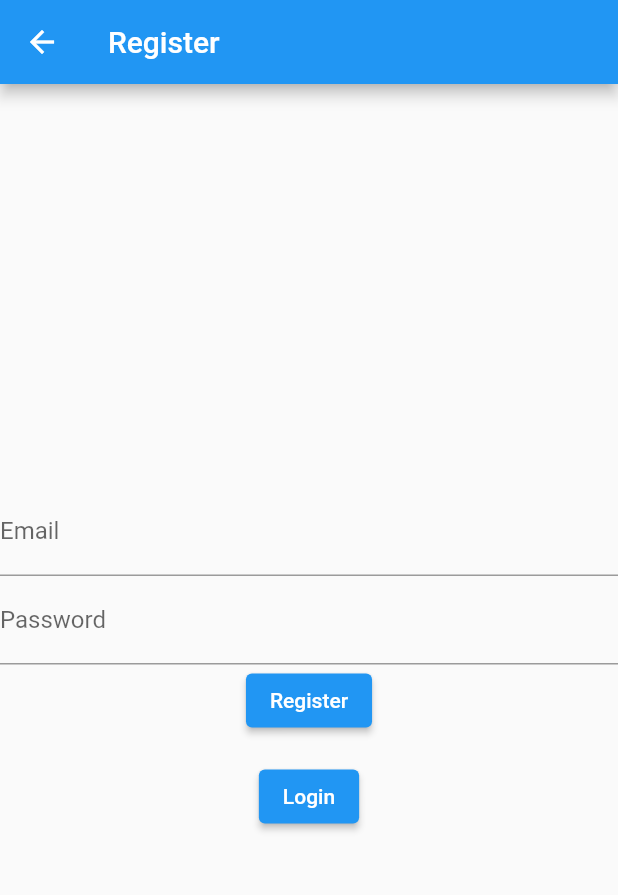
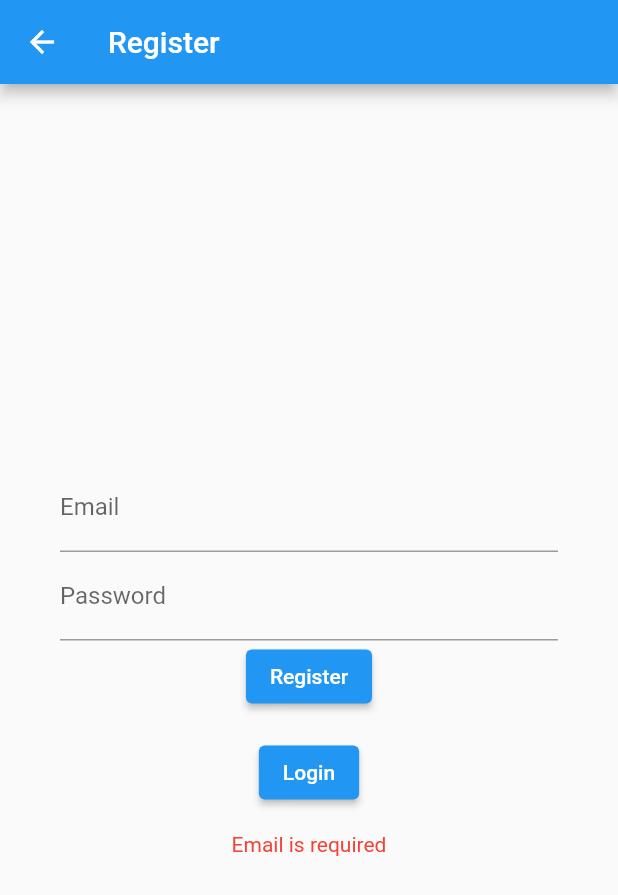
Before and after one commit to iam-amanxz/flutter_firebase_auth_starter, a Flutter app: the RegisterScreen screen opened by its route, after a tap on "Register", on a phone screen of 412 x 824 dp. Shown: the top 895 px of the screen. Run offline on Flutter 3.47's test engine with Material 2 defaults, Android fonts, the phone set to English and light mode, and no system bars; our stand-ins replace firebase_auth, firebase_core, shared_preferences; accounts and stored records are empty.

Commit message:
basic email password authentication completed

```diff
--- a/lib/main.dart
+++ b/lib/main.dart
@@ -1,8 +1,6 @@
 import 'package:firebase_core/firebase_core.dart';
 import 'package:flutter/material.dart';
 import 'package:flutter_firebase_test/models/user.dart';
-import 'package:flutter_firebase_test/providers/auth_provider.dart';
-import 'package:flutter_firebase_test/screens/auth_screen.dart';
 import 'package:flutter_firebase_test/screens/home_screen.dart';
 import 'package:flutter_firebase_test/screens/login_screen.dart';
 import 'package:flutter_firebase_test/screens/register_screen.dart';
--- a/lib/screens/register_screen.dart
+++ b/lib/screens/register_screen.dart
@@ -10,11 +10,41 @@ class RegisterScreen extends StatefulWidget {
 }
 
 class _RegisterScreenState extends State<RegisterScreen> {
+  String _error = '';
+  bool _isLoading = false;
+  final TextEditingController emailController = TextEditingController();
+  final TextEditingController passwordController = TextEditingController();
+
+  void _setError(String error) {
+    setState(() {
+      _error = error;
+    });
+  }
+
+  void _setLoading(bool isLoading) {
+    setState(() {
+      _isLoading = isLoading;
+    });
+  }
+
+  bool _validateForm(String email, String password) {
+    if(email.isEmpty){
+      _setError('Email is required');
+      return false;
+    }
+    if(password.isEmpty){
+      _setError('Password is required');
+      return false;
+    }
+    if(password.isNotEmpty && password.length < 6){
+      _setError('Password must be at least 6 characters');
+      return false;
+    }
+    return true;
+  }
+
   @override
   Widget build(BuildContext context) {
-
-    final TextEditingController emailController = TextEditingController();
-    final TextEditingController passwordController = TextEditingController();
 
   final authService = Provider.of<AuthService>(context);
 
@@ -23,16 +53,21 @@ class _RegisterScreenState extends State<RegisterScreen> {
       title: const Text('Register'),
     ),
     body: Center(
+      child: _isLoading ? const CircularProgressIndicator():
+      Padding(
+        padding: const EdgeInsets.symmetric(horizontal: 40.0),
         child: Column(
           mainAxisAlignment: MainAxisAlignment.center,
           children: <Widget>[
-            TextField(
+            TextFormField(
               controller: emailController,
+              autocorrect: false,
+              keyboardType: TextInputType.emailAddress,
               decoration: const InputDecoration(
                 labelText: 'Email',
               ),
             ),
-            TextField(
+            TextFormField(
               controller: passwordController,
               decoration: const InputDecoration(
                 labelText: 'Password',
@@ -41,24 +76,48 @@ class _RegisterScreenState extends State<RegisterScreen> {
             ElevatedButton(
               child: const Text('Register'),
               onPressed: () async {
-                // ignore: todo
-                // TODO: implement validations
-                await authService.registerWithEmailAndPassword(emailController.text, passwordController.text);
-                // Navigator.pop(context);
-                Navigator.pushNamedAndRemoveUntil(context, '/', (route) => false);
+                _setLoading(true);
+
+                setState(() {
+                  _error = '';
+                });
+
+                String email = emailController.text.trim();
+                String password = passwordController.text;
+
+                bool isFormValid =  _validateForm(email, password);
+
+                if(!isFormValid){
+                  _setLoading(false);
+                  return;
+                }
+
+                try {
+                  await authService.registerWithEmailAndPassword(email, password);
+                  Navigator.of(context).pushReplacementNamed('/');
+                } catch (e) {
+                  _setError(e.toString());
+                } finally{
+                  _setLoading(false);
+                }
               },
             ),
             const SizedBox(height: 16),
             ElevatedButton(
               child: const Text('Login'),
               onPressed: () {
-                Navigator.popAndPushNamed(context, '/login');
+                Navigator.pushNamedAndRemoveUntil(context, '/login', (route) => false);
               }
+            ),
+            const SizedBox(height: 16),
+            Text(
+              _error,
+              style: const TextStyle(color: Colors.red),
             ),
           ],
         ),
       ),
-
+    ),
     );
   }
 }
```
Also changed, not shown: lib/providers/auth_provider.dart (deleted, +0 -20 lines), lib/screens/auth_screen.dart (deleted, +0 -36 lines), lib/screens/home_screen.dart (+7 -4 lines), lib/screens/login_screen.dart (+63 -10 lines), lib/services/auth_service.dart (+12 -7 lines). Lines whose indentation alone changed are shown as unchanged.
